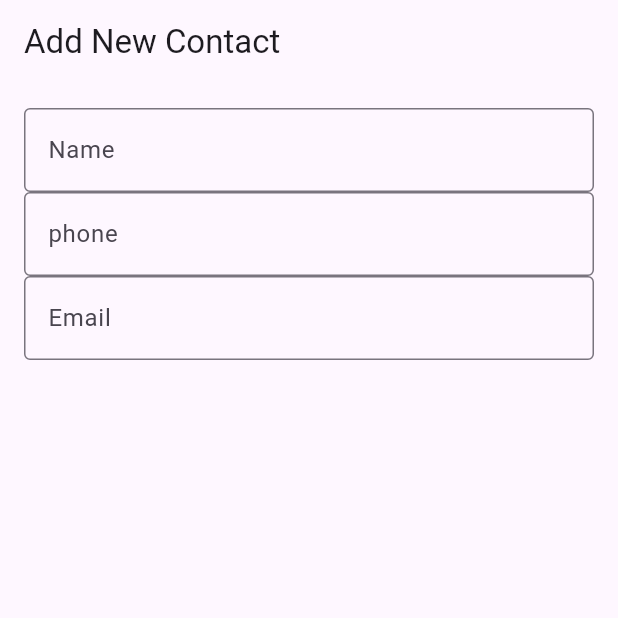
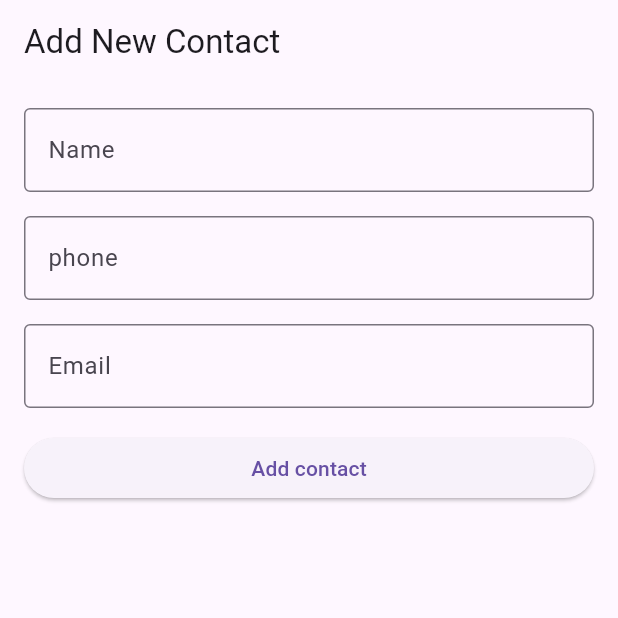
Before and after one commit to Jasonnnnnnnnnnnnnnnnn/my_contact, a Flutter app: the screen it shows after launch, on a phone screen of 412 x 824 dp, the top half of it. Run offline on Flutter 3.47's test engine with Material 3 defaults, Android fonts, the phone set to English and light mode, and no system bars.

Commit message:
check  validate data not null

```diff
--- a/lib/add_contact_widget.dart
+++ b/lib/add_contact_widget.dart
@@ -12,12 +12,12 @@ class AddContactWidget extends StatefulWidget {
 class _AddContactWidgetState extends State<AddContactWidget> {
   final _formkey = GlobalKey<FormState>();
 
- late TextEditingController nameController;
+  late TextEditingController nameController;
 
- late TextEditingController phoneController;
+  late TextEditingController phoneController;
 
-late TextEditingController emailController;
- @override
+  late TextEditingController emailController;
+  @override
   void initState() {
     // TODO: implement initState
     super.initState();
@@ -33,6 +33,7 @@ late TextEditingController emailController;
     emailController.dispose();
     super.dispose();
   }
+
   @override
   Widget build(BuildContext context) {
     return Scaffold(
@@ -55,6 +56,9 @@ late TextEditingController emailController;
                 return null;
               },
             ),
+            SizedBox(
+              height: 16,
+            ),
             TextFormField(
               controller: phoneController,
               decoration: InputDecoration(
@@ -66,7 +70,10 @@ late TextEditingController emailController;
                 return null;
               },
             ),
-TextFormField(
+            SizedBox(
+              height: 16,
+            ),
+            TextFormField(
               controller: emailController,
               decoration: InputDecoration(
                   labelText: 'Email', border: OutlineInputBorder()),
@@ -76,6 +83,18 @@ TextFormField(
                 }
                 return null;
               },
+            ),
+            SizedBox(
+              height: 16,
+            ),
+            ElevatedButton(
+              onPressed: () {
+                if (_formkey.currentState!.validate()) {
+                  ScaffoldMessenger.of(context)
+                      .showSnackBar(SnackBar(content: Text('Process Data')));
+                }
+              },
+              child: Text('Add contact'),
             )
           ],
         ),
```
